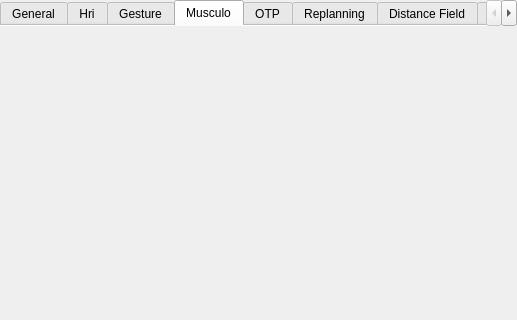
Above: src/move3d-qt-gui-libs/src/qtMainInterface/sideWidgets/qtCost.ui from jmainpri/move3d-studio before the change; both pictures show x 0 to 517 and y 0 to 320 of the 517 by 1015 pixel window. Below: the same form after it.
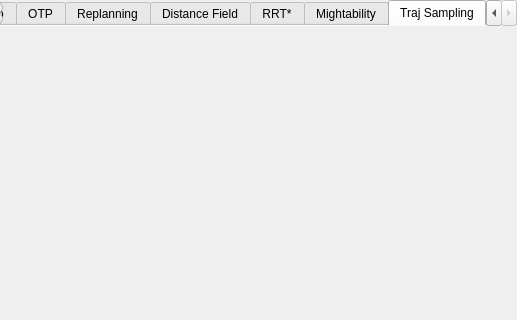
That is the form after the change. Custom widgets are drawn as their Qt base class.

Diff of the .ui file:
```diff
--- a/src/move3d-qt-gui-libs/src/qtMainInterface/sideWidgets/qtCost.ui
+++ b/src/move3d-qt-gui-libs/src/qtMainInterface/sideWidgets/qtCost.ui
@@ -23,7 +23,7 @@
       <bool>true</bool>
      </property>
      <property name="currentIndex">
-      <number>3</number>
+      <number>9</number>
      </property>
      <property name="documentMode">
       <bool>true</bool>
@@ -671,6 +671,16 @@
        </item>
       </layout>
      </widget>
+     <widget class="QWidget" name="TrajectorySampling">
+      <attribute name="title">
+       <string>Traj Sampling</string>
+      </attribute>
+      <layout class="QVBoxLayout" name="verticalLayout_6">
+       <item>
+        <layout class="QVBoxLayout" name="trajSampleLayout"/>
+       </item>
+      </layout>
+     </widget>
     </widget>
    </item>
   </layout>
```
Left out of the diff: 162 changed lines with no effect on the pictures.
